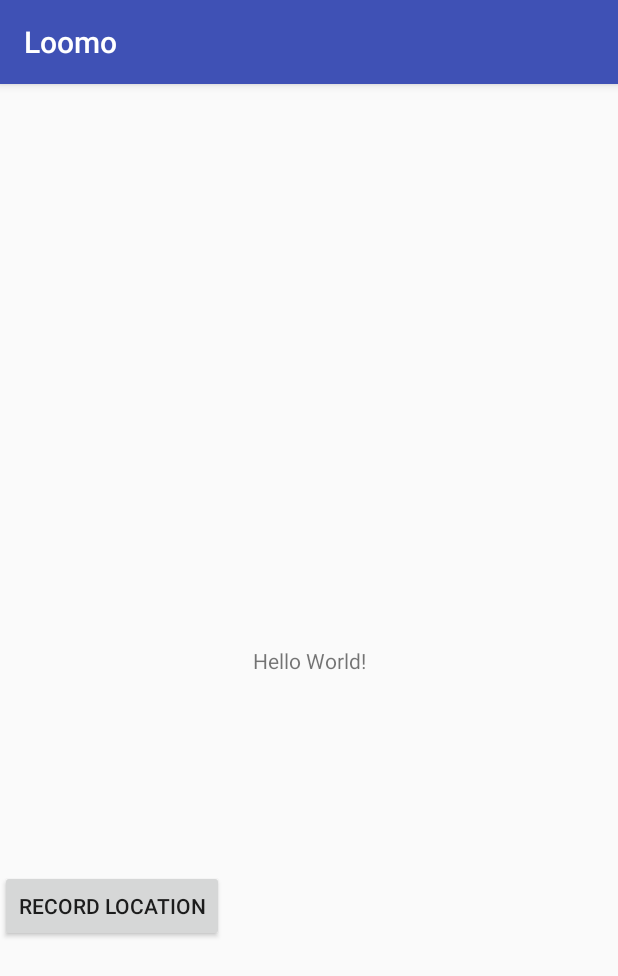
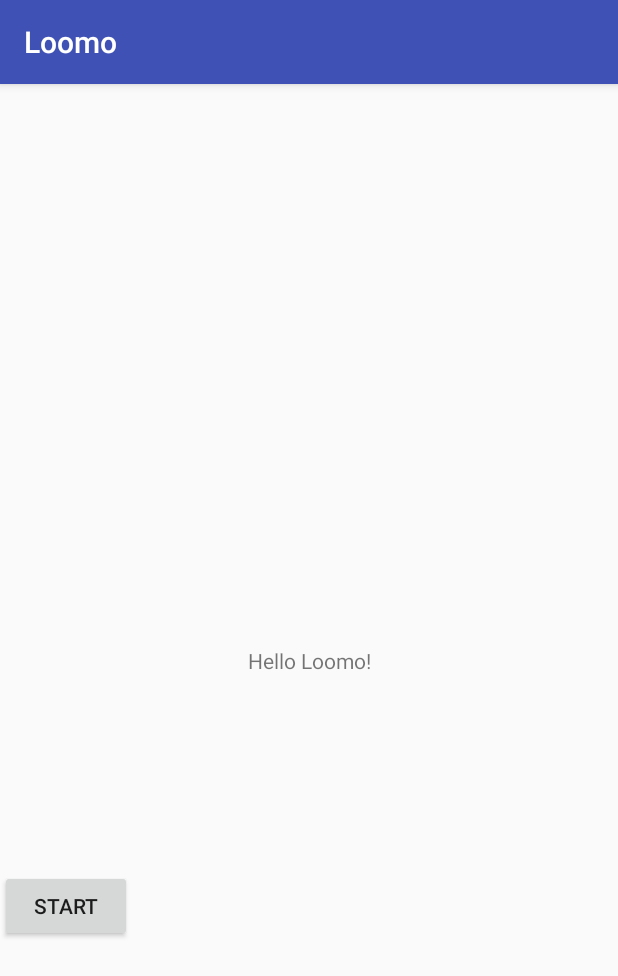
Before and after one commit to pcosel/loomo, an Android app: the screen it shows after launch (MainActivity), on a phone screen of 412 x 824 dp. Shown: the top 976 px of the screen. Run offline under Robolectric (Android 15) with nearby library versions, the phone set to English and light mode, and no system bars; libraries missing offline, so code that uses them is left out: com.segway.robot; 3 statements that could not run were skipped.

Commit message:
First version of the app that actually compiles

```diff
--- a/erkundung/app/src/main/java/com/example/tud/loomo/MainActivity.java
+++ b/erkundung/app/src/main/java/com/example/tud/loomo/MainActivity.java
@@ -1,20 +1,18 @@
 package com.example.tud.loomo;
 
+import android.os.Bundle;
 import android.support.v7.app.AppCompatActivity;
-import android.os.Bundle;
 import android.util.Log;
-import android.widget.TextView;
-
 import android.view.View;
 import android.view.View.OnClickListener;
 import android.widget.Button;
+import android.widget.TextView;
+
+import java.util.ArrayList;
 
 import com.segway.robot.sdk.base.bind.ServiceBinder;
 import com.segway.robot.sdk.locomotion.sbv.Base;
-import com.segway.robot.sdk.vision.Vision;
-import com.segway.robot.sdk.vision.frame.Frame;
-import com.segway.robot.sdk.vision.stream.StreamInfo;
-import com.segway.robot.sdk.vision.stream.StreamType;
+import com.segway.robot.algo.Pose2D;
 
 public class MainActivity extends AppCompatActivity {
 
@@ -45,19 +43,12 @@ public class MainActivity extends AppCompatActivity {
 
         button.setOnClickListener(new OnClickListener() {
             public void onClick(View v) {
-                // TODO Auto-generated method stub
                 mBase.setControlMode(Base.CONTROL_MODE_RAW);
-                switch (view.getId()) {
-                    case R.id.set_linear_speed:
-                        isStop = false;
                         new Thread() {
                             @Override
                             public void run() {
                                 float startX = mBase.getOdometryPose(-1).getX();
                                 float startY = mBase.getOdometryPose(-1).getY();
-//                        while ((getDistance(startX, startY, mBase.getOdometryPose(-1).getX(), mBase.getOdometryPose(-1).getY()) < 1) && !isStop) {
-                                Log.d(TAG, "run: " + getDistance(startX, startY, mBase.getOdometryPose(-1).getX(), mBase.getOdometryPose(-1).getY()));
-                                double Distance = Double.parseDouble(mBase.getUltrasonicDistance());
 
                                 while(mBase.getUltrasonicDistance().getDistance() > 1500)
                                 {
@@ -66,13 +57,13 @@ public class MainActivity extends AppCompatActivity {
                                     if (mBase.getUltrasonicDistance().getDistance() > 1500) {
                                         // set robot base linearVelocity, unit is rad/s, rand is -PI ~ PI.
 
-                                        ArrayList<Pose2D> position;
-                                        position.add(mBase.getOdometryPose(System.currentTimeMillseconds() * 1000));
+                                        ArrayList<Pose2D> position = new ArrayList<>();
+                                        position.add(mBase.getOdometryPose(System.currentTimeMillis() * 1000));
                                         mBase.setLinearVelocity(1);
                                     } else {
                                         //turn left
                                         mBase.setControlMode(Base.CONTROL_MODE_NAVIGATION);
-                                        public CheckPoint addCheckPoint(0.0, 1.0, Math.PI/2);
+                                        mBase.addCheckPoint(0.0f, 1.0f, (float)(Math.PI/2));
                                     }
                                 }
                                 try {
@@ -84,51 +75,10 @@ public class MainActivity extends AppCompatActivity {
                                 mBase.setLinearVelocity(0);
                             }
                         }.start();
-                        break;
-                    case R.id.set_v_speed:
-                        isStop = false;
-                        new Thread() {
-                            @Override
-                            public void run() {
-                                float start = mBase.getOdometryPose(-1).getTheta();
-//                        while ((Math.abs(mBase.getOdometryPose(-1).getTheta() - start) < Math.PI) && !isStop) {
-                                if (!Util.isEditTextEmpty(mAngularVelocity)) {
-                                    // set robot base ANGULARVelocity, unit is rad/s, rand is -PI ~ PI.
-                                    mBase.setAngularVelocity(Util.getEditTextFloatValue(mAngularVelocity));
-                                } else {
-                                    mBase.setAngularVelocity(1);
-                                }
-                                try {
-                                    Thread.sleep(1000);
-                                } catch (InterruptedException e) {
-                                    e.printStackTrace();
-                                }
-//                        }
-                                // stop
-                                mBase.setAngularVelocity(0);
-                            }
-                        }.start();
-                        break;
-                    case R.id.stop:
-                        // stop robot
-                        isStop = true;
-                        mBase.stop();
-                        break;
-                    default:
-                        break;
+
                 }
-            }
         });
-        // Example of a call to a native method
-        TextView tv = (TextView) findViewById(R.id.sample_text);
-        tv.setText(stringFromJNI());
 
-        //TODO
     }
 
-    /**
-     * A native method that is implemented by the 'native-lib' native library,
-     * which is packaged with this application.
-     */
-    public native String stringFromJNI();
 }
--- a/erkundung/app/src/main/res/layout/activity_main.xml
+++ b/erkundung/app/src/main/res/layout/activity_main.xml
@@ -10,7 +10,7 @@
         android:id="@+id/sample_text"
         android:layout_width="wrap_content"
         android:layout_height="wrap_content"
-        android:text="Hello World!"
+        android:text="Hello Loomo!"
         app:layout_constraintBottom_toBottomOf="parent"
         app:layout_constraintLeft_toLeftOf="parent"
         app:layout_constraintRight_toRightOf="parent"
@@ -22,8 +22,8 @@
         android:layout_height="wrap_content"
         android:layout_marginBottom="196dp"
         android:onClick="onClick"
-        android:text="record location"
+        android:text="Start"
         app:layout_constraintBottom_toBottomOf="parent"
-        tools:layout_editor_absoluteX="118dp" />
+        tools:layout_editor_absoluteX="148dp" />
 
 </android.support.constraint.ConstraintLayout>
```
